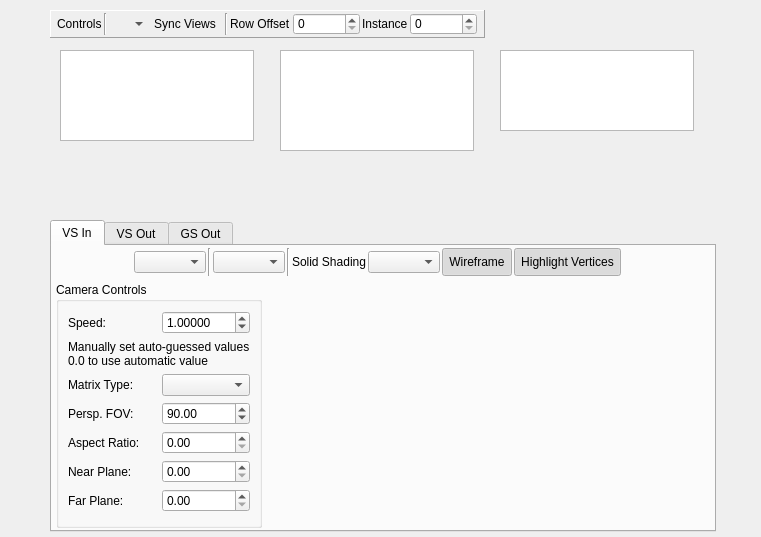
First picture: the form in qrenderdoc/Windows/BufferViewer.ui, repository baldurk/renderdoc, before the edit.
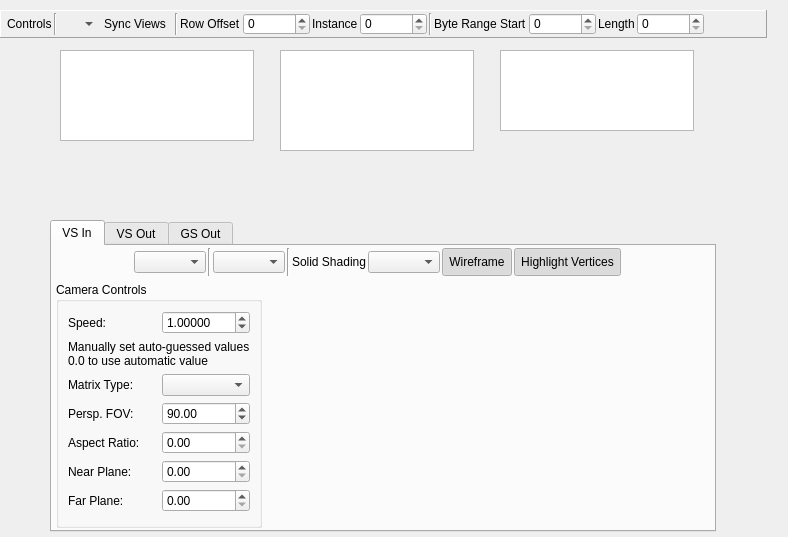
Second picture: the form after the edit. Icons and pictures are not drawn. Custom widgets are drawn as their Qt base class.

Commit message: Add byte range offset/length controls to raw buffer viewer. Refs #224

Diff of the .ui file:
```diff
--- a/qrenderdoc/Windows/BufferViewer.ui
+++ b/qrenderdoc/Windows/BufferViewer.ui
@@ -6,7 +6,7 @@
    <rect>
     <x>0</x>
     <y>0</y>
-    <width>761</width>
+    <width>788</width>
     <height>537</height>
    </rect>
   </property>
@@ -577,9 +577,9 @@
   <widget class="QFrame" name="meshToolbar">
    <property name="geometry">
     <rect>
-     <x>50</x>
+     <x>0</x>
      <y>10</y>
-     <width>435</width>
+     <width>767</width>
      <height>28</height>
     </rect>
    </property>
@@ -702,9 +702,6 @@
     </item>
     <item>
      <widget class="QSpinBox" name="rowOffset">
-      <property name="prefix">
-       <string/>
-      </property>
       <property name="maximum">
        <number>1000000</number>
       </property>
@@ -724,6 +721,41 @@
       </property>
      </widget>
     </item>
+    <item>
+     <widget class="Line" name="byteRangeLine">
+      <property name="orientation">
+       <enum>Qt::Vertical</enum>
+      </property>
+     </widget>
+    </item>
+    <item>
+     <widget class="QLabel" name="byteRangeStartLabel">
+      <property name="text">
+       <string>Byte Range Start</string>
+      </property>
+     </widget>
+    </item>
+    <item>
+     <widget class="QSpinBox" name="byteRangeStart">
+      <property name="maximum">
+       <number>999123456</number>
+      </property>
+     </widget>
+    </item>
+    <item>
+     <widget class="QLabel" name="byteRangeLengthLabel">
+      <property name="text">
+       <string>Length</string>
+      </property>
+     </widget>
+    </item>
+    <item>
+     <widget class="QSpinBox" name="byteRangeLength">
+      <property name="maximum">
+       <number>999123456</number>
+      </property>
+     </widget>
+    </item>
     <item>
      <spacer name="horizontalSpacer_2">
       <property name="orientation">
@@ -782,6 +814,11 @@
   </widget>
  </widget>
  <customwidgets>
+  <customwidget>
+   <class>ToolWindowManager</class>
+   <extends>QWidget</extends>
+   <header>3rdparty/toolwindowmanager/ToolWindowManager.h</header>
+  </customwidget>
   <customwidget>
    <class>CustomPaintWidget</class>
    <extends>QWidget</extends>
@@ -792,11 +829,6 @@
    <extends>QTableView</extends>
    <header>Widgets/Extended/RDTableView.h</header>
   </customwidget>
-  <customwidget>
-   <class>ToolWindowManager</class>
-   <extends>QWidget</extends>
-   <header>3rdparty/toolwindowmanager/ToolWindowManager.h</header>
-  </customwidget>
   <customwidget>
    <class>BufferFormatSpecifier</class>
    <extends>QWidget</extends>
```
The commit also changes 2 other files.
